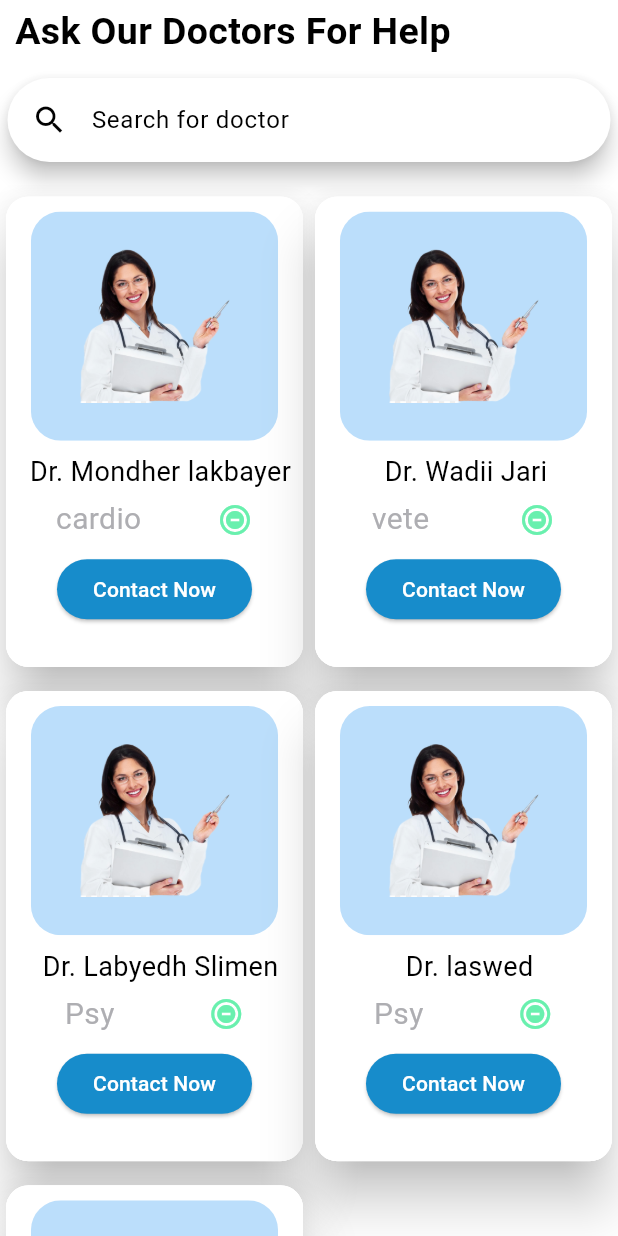
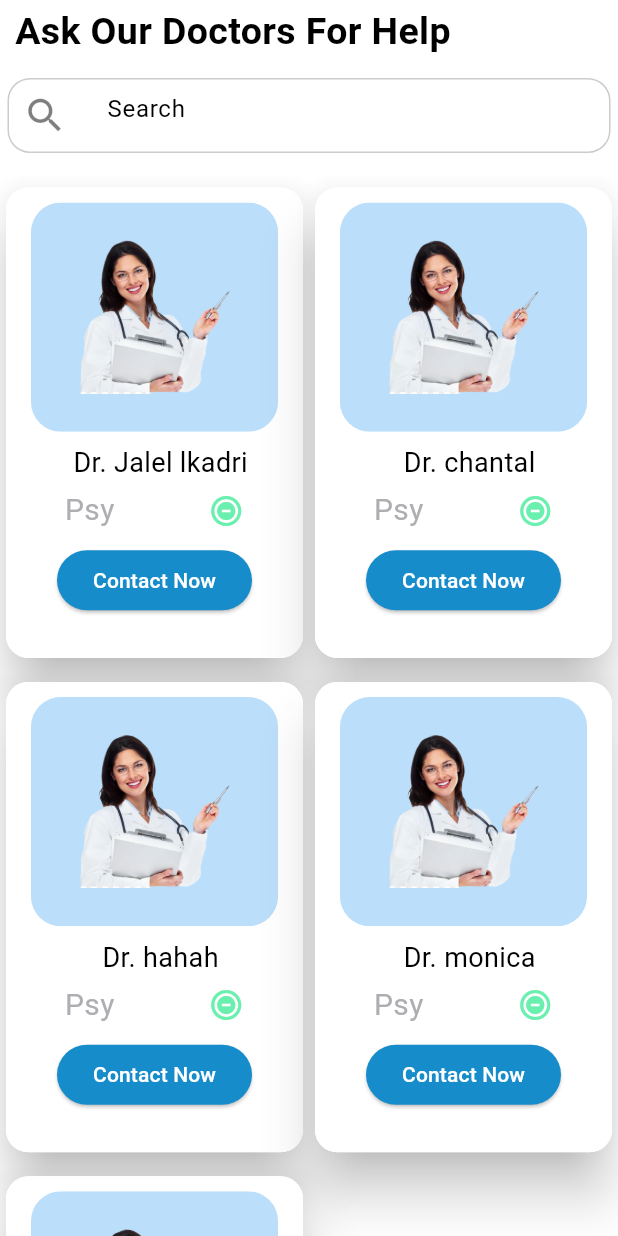
Before and after one commit to Ala-Eddine-Achach/CareCraft, a Flutter app: the DoctorsSec screen opened directly, on a phone screen of 412 x 824 dp. Run offline on Flutter 3.47's test engine with Material 3 defaults, Android fonts, the phone set to English and light mode, and no system bars; our stand-ins replace animate_do, cached_network_image, curved_navigation_bar, email_validator, firebase_auth, firebase_core and 7 more; accounts and stored records are empty; network calls fail; statements that could not run were skipped.

Commit message:
Revert "searchbar"
This reverts commit 3c3392328832d6d35e8cd37b925f0f304034f4a4.

```diff
--- a/lib/ui/screens/doctorsscreen.dart
+++ b/lib/ui/screens/doctorsscreen.dart
@@ -1,6 +1,5 @@
 import 'package:carecraft/core/Data/assetspaths.dart';
 import 'package:carecraft/core/models/doctormodel.dart';
-import 'package:carecraft/ui/theme.dart';
 import 'package:flutter/material.dart';
 
 import '../widgets/grid_element.dart';
@@ -14,11 +13,11 @@ class DoctorsSec extends StatefulWidget {
 
 class _DoctorsSecState extends State<DoctorsSec> {
   List docList = [
-    Doctor(image: d4, name: 'Mondher lakbayer', function: 'cardio', available: true, phoneNumber: '98564138', description: s),
-    Doctor(image: d4, name: 'Wadii Jari ', function: 'vete', available: true, phoneNumber: '98564138', description: s),
-    Doctor(image: d4, name: 'Labyedh Slimen', function: 'Psy', available: true, phoneNumber: '98564138', description: s),
-    Doctor(image: d4, name: 'laswed', function: 'Psy', available: true, phoneNumber: '98564138', description: s),
-    Doctor(image: d4, name: 'samiron', function: 'Psy', available: true, phoneNumber: '98564138', description: s),
+    Doctor(image: d4, name: 'Jalel lkadri', function: 'Psy', available: true, phoneNumber: '98564138', description: s),
+    Doctor(image: d4, name: 'chantal', function: 'Psy', available: true, phoneNumber: '98564138', description: s),
+    Doctor(image: d4, name: 'hahah', function: 'Psy', available: true, phoneNumber: '98564138', description: s),
+    Doctor(image: d4, name: 'monica', function: 'Psy', available: true, phoneNumber: '98564138', description: s),
+    Doctor(image: d4, name: 'hihi', function: 'Psy', available: true, phoneNumber: '98564138', description: s),
 
   ];
 
@@ -37,58 +36,25 @@ class _DoctorsSecState extends State<DoctorsSec> {
           ),
           Padding(
             padding: const EdgeInsets.symmetric(horizontal: 5, vertical: 10),
-            child:SearchAnchor(
-              builder: (BuildContext context, SearchController controller) {
-                return SearchBar(
-                  controller: controller,
-                  padding: const MaterialStatePropertyAll<EdgeInsets>(
-                      EdgeInsets.symmetric(horizontal: 16.0)),
-                  onTap: () {
-                    controller.openView(); // Open the search view
-                  },
-                  onChanged: (_) {
-                    // Handle search text changes here
-                    // You can perform search operations or update the UI based on the search text
-                    // For example, you can update a list of suggestions based on the search text
-                    // and pass the updated suggestions to the suggestionsBuilder
-                  },
-                  leading: const Icon(Icons.search),
-                  hintText: 'Search for doctor',
-                );
-              },
-              suggestionsBuilder: (BuildContext context, SearchController controller) {
-                // Get the current search query
-                final String query = controller.value.text.toLowerCase();
-
-                // Filter the docList based on the search query
-                final List<dynamic> filteredSuggestions = docList
-                    .where((item) => item.name.toLowerCase().contains(query))
-                    .toList();
-                //use list.generate
-                return List.generate(filteredSuggestions.length, (index) =>
-                ListTile(
-                  onTap: () {
-                    setState(() {
-                      controller.value = TextEditingValue(text: filteredSuggestions[index].name);
-                      //push to screen
-
-                    });
-                    controller.closeView("");
-                    Navigator.pushNamed(context, '/doctorinfo',arguments: filteredSuggestions[index]);
-                        // Close the search view
-                    // Navigate to the details page of the tapped doc
-                  },
-                  leading: CircleAvatar(
-                      backgroundColor: bleuTresClair,
-                      child: Icon(Icons.person,color: bleu,)
+            child: Container(
+              height: 50,
+              decoration: BoxDecoration(
+                color: Colors.white,
+                borderRadius: BorderRadius.circular(15),
+                border: Border.all(color: Colors.black.withOpacity(0.2)),
+              ),
+              child: TextFormField(
+                decoration: InputDecoration(
+                  border: InputBorder.none,
+                  prefixIcon: Icon(
+                    Icons.search_sharp,
+                    size: 30,
+                    color: Colors.black.withOpacity(.5),
                   ),
-                  title: Text(filteredSuggestions[index].name),
-                  subtitle: Text(filteredSuggestions[index].function),
-                )
-                );
-              },
-            )
-
+                  hintText: "   Search",
+                ),
+              ),
+            ),
           ),
           SizedBox(height: 5,),
           Expanded(
--- a/lib/ui/widgets/grid_element.dart
+++ b/lib/ui/widgets/grid_element.dart
@@ -53,7 +53,6 @@ class GridElement extends StatelessWidget {
                       padding: const EdgeInsets.only(top: 8.0, left: 8.0),
                       child: Text(
                         'Dr. ${doc.name}',
-                        overflow: TextOverflow.ellipsis,
                         style: TextStyle(fontSize: 18),
                       ),
                     ),
```
